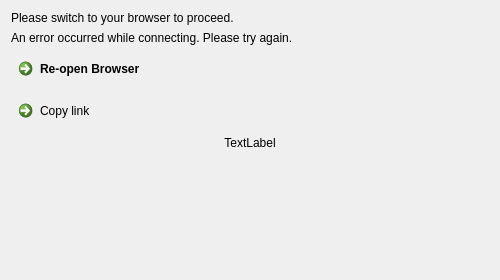
The window that src/gui/wizard/flow2authwidget.ui (nextcloud/desktop) describes before a commit, drawn with Qt 5.
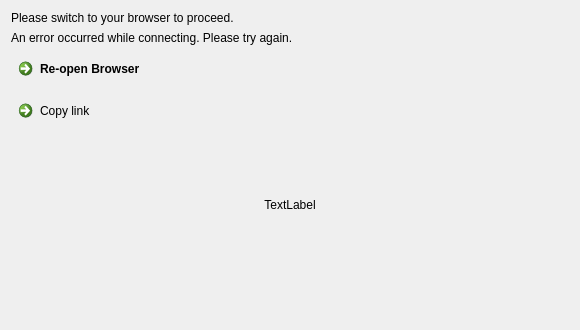
The same window after the commit.

Patch:
```diff
--- a/src/gui/wizard/flow2authwidget.ui
+++ b/src/gui/wizard/flow2authwidget.ui
@@ -6,8 +6,8 @@
    <rect>
     <x>0</x>
     <y>0</y>
-    <width>500</width>
-    <height>280</height>
+    <width>580</width>
+    <height>330</height>
    </rect>
   </property>
   <property name="sizePolicy">
@@ -74,7 +74,7 @@
      <property name="sizeHint" stdset="0">
       <size>
        <width>20</width>
-       <height>10</height>
+       <height>20</height>
       </size>
      </property>
     </spacer>
@@ -100,7 +100,7 @@
      <property name="sizeHint" stdset="0">
       <size>
        <width>20</width>
-       <height>127</height>
+       <height>107</height>
       </size>
      </property>
     </spacer>
```
